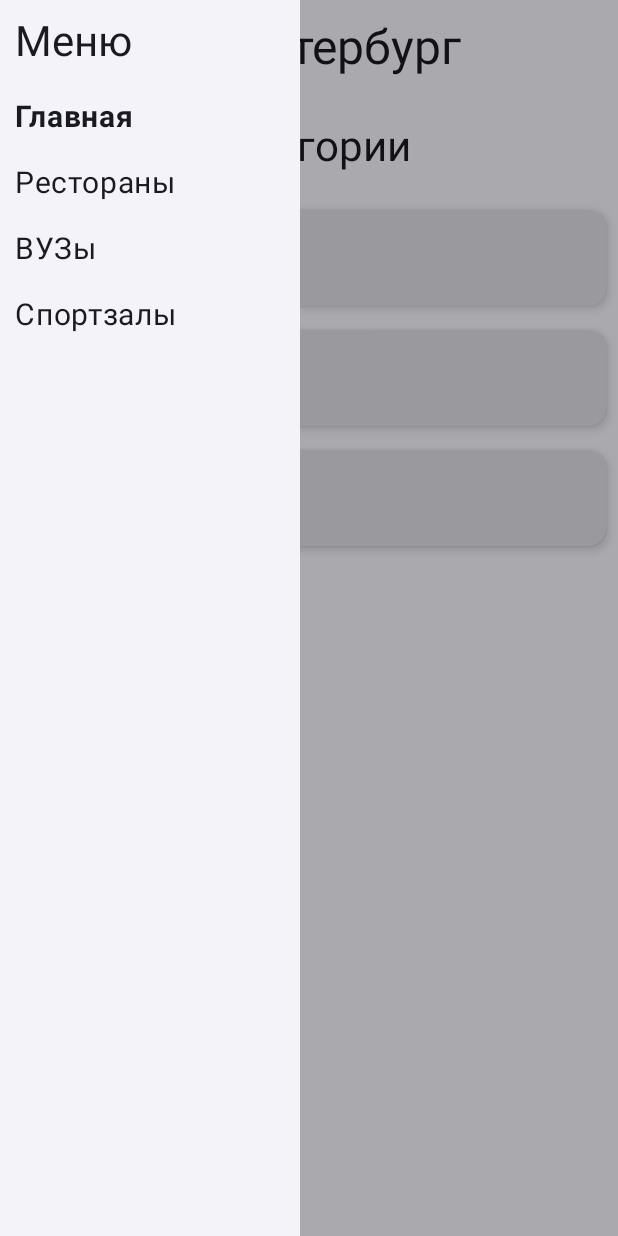
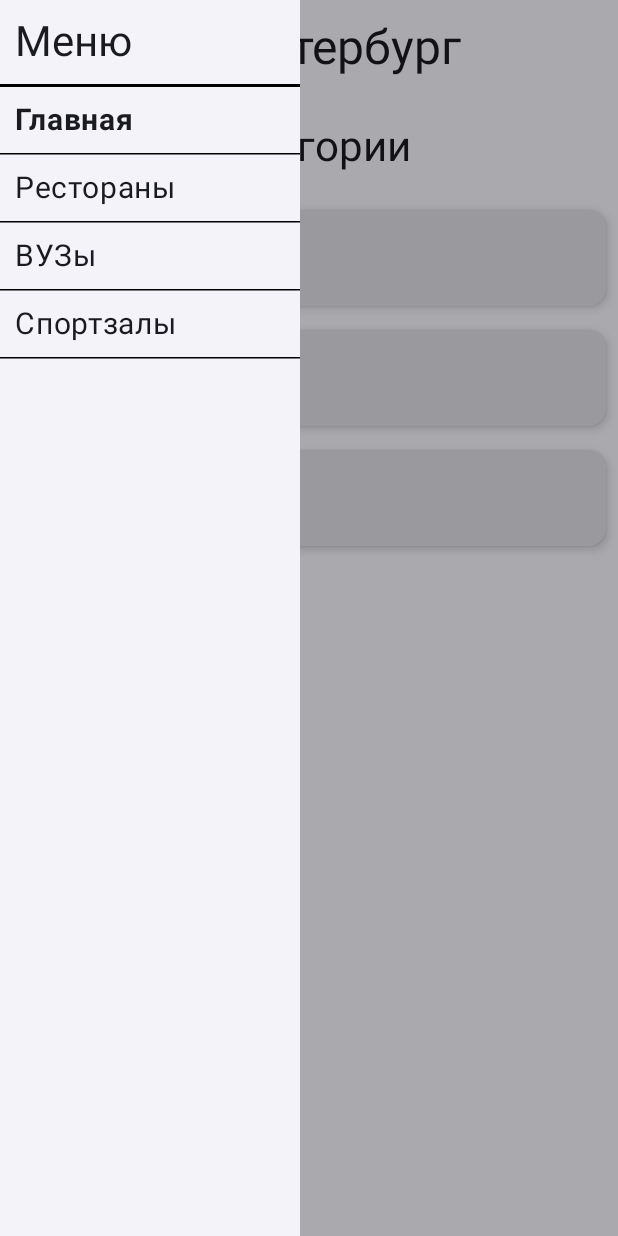
Before and after one commit to KoshTatus/MyCityApp, an Android app built with Jetpack Compose: the screen it shows after launch (MainActivity), after a tap on "Menu", on a phone screen of 412 x 824 dp. Run offline under Robolectric (Android 15) with nearby library versions, the phone set to English and light mode, and no system bars.

Commit message:
feat: add dividers in side bar menu

```diff
--- a/app/src/main/java/com/example/mycityapp/navigation/NavSideBar.kt
+++ b/app/src/main/java/com/example/mycityapp/navigation/NavSideBar.kt
@@ -6,11 +6,13 @@ import androidx.compose.foundation.layout.fillMaxSize
 import androidx.compose.foundation.layout.fillMaxWidth
 import androidx.compose.foundation.layout.padding
 import androidx.compose.material3.DrawerState
+import androidx.compose.material3.HorizontalDivider
 import androidx.compose.material3.MaterialTheme
 import androidx.compose.material3.Text
 import androidx.compose.runtime.Composable
 import androidx.compose.ui.Alignment
 import androidx.compose.ui.Modifier
+import androidx.compose.ui.graphics.Color
 import androidx.compose.ui.res.stringResource
 import androidx.compose.ui.text.font.FontWeight
 import androidx.compose.ui.unit.dp
@@ -36,6 +38,8 @@ fun DrawerContent(navController: NavHostController, drawerState: DrawerState, sc
             style = MaterialTheme.typography.headlineMedium
         )
 
+        HorizontalDivider(color = Color.Black, thickness = 2.dp)
+
         Text(
             text = stringResource(R.string.main),
             fontSize = 20.sp,
@@ -55,6 +59,7 @@ fun DrawerContent(navController: NavHostController, drawerState: DrawerState, sc
         )
 
         listOf(1, 2, 3).forEach{ it ->
+            HorizontalDivider(color = Color.Black, thickness = 1.dp)
             Text(
                 text = stringResource(
                     when(it){
@@ -79,5 +84,7 @@ fun DrawerContent(navController: NavHostController, drawerState: DrawerState, sc
                     }
             )
         }
+
+        HorizontalDivider(color = Color.Black, thickness = 1.dp)
     }
 }
--- a/app/src/main/java/com/example/mycityapp/ui/screens/CategoryScreen.kt
+++ b/app/src/main/java/com/example/mycityapp/ui/screens/CategoryScreen.kt
@@ -18,7 +18,6 @@ import androidx.compose.material3.CardDefaults
 import androidx.compose.material3.Icon
 import androidx.compose.material3.IconButton
 import androidx.compose.material3.MaterialTheme
-import androidx.compose.material3.Scaffold
 import androidx.compose.material3.Text
 import androidx.compose.runtime.Composable
 import androidx.compose.runtime.mutableStateOf
@@ -43,7 +42,6 @@ fun CategoryScreen(
 ) {
     val places = remember { mutableStateOf(viewModel.getPlaces(categoryId)) }
 
-    Scaffold() { padding ->
     Row(modifier = Modifier.fillMaxWidth(), verticalAlignment = Alignment.CenterVertically){
         IconButton(onClick = { navController.popBackStack() }) {
             Icon(
@@ -63,7 +61,6 @@ fun CategoryScreen(
         items(places.value.places) { place ->
             PlaceItem(place = place) { selectedPlace ->
                 navController.navigate("detail/${selectedPlace.id}")
-                }
             }
         }
     }
```
Lines whose indentation alone changed are shown as unchanged.
